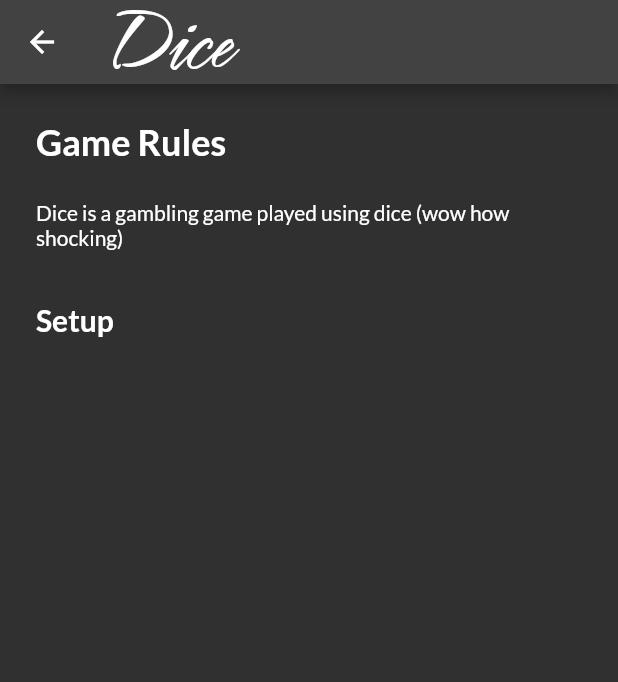
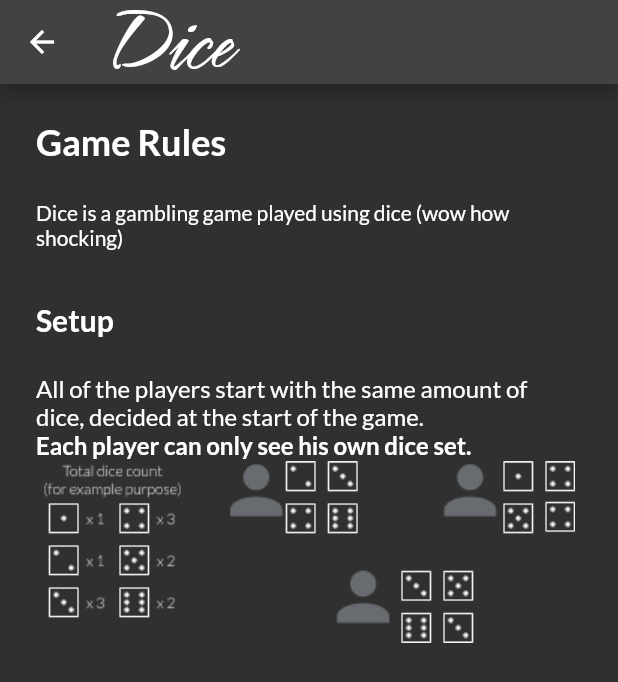
Before and after one commit to korenminchev/dice-fe, a Flutter app: the GameRulesPage screen opened by its route, on a phone screen of 412 x 824 dp. Shown: the top 682 px of the screen. Run offline on Flutter 3.47's test engine with Material 2 defaults, Android fonts, the phone set to English and light mode, and no system bars; our stand-ins replace bloc, dartz, equatable, flutter_bloc, flutter_svg, get_it; missing offline and left inert: dart:html; accounts and stored records are empty; generated files the repository leaves out were written again.

Commit message:
Added assets.

```diff
--- a/lib/features/game_rules/game_rules_page.dart
+++ b/lib/features/game_rules/game_rules_page.dart
@@ -1,5 +1,6 @@
 import 'package:dice_fe/core/widgets/app_bar_title.dart';
 import 'package:flutter/material.dart';
+import 'package:flutter_svg/svg.dart';
 
 class GameRulesPage extends StatelessWidget {
   const GameRulesPage({ Key? key }) : super(key: key);
@@ -18,11 +19,23 @@ class GameRulesPage extends StatelessWidget {
           child: Column(
 
             crossAxisAlignment: CrossAxisAlignment.stretch,
-            children: const [
-              Text("Game Rules", style: TextStyle(fontSize: 24, fontWeight: FontWeight.w700)),
-              SizedBox(height: 24),
-              Text("Dice is a gambling game played using dice (wow how shocking)\n\n"),
-              Text("Setup\n", style: TextStyle(fontSize: 20, fontWeight: FontWeight.w700)),
+            children: [
+              const Text("Game Rules", style: TextStyle(fontSize: 24, fontWeight: FontWeight.w700)),
+              const SizedBox(height: 24),
+              const Text("Dice is a gambling game played using dice (wow how shocking)\n\n"),
+              const Text("Setup\n", style: TextStyle(fontSize: 20, fontWeight: FontWeight.w700)),
+              const Text(
+                "All of the players start with the same amount of \n"
+                "dice, decided at the start of the game.",
+                style: TextStyle(fontSize: 16),
+              ),
+              const Text(
+                "Each player can only see his own dice set.",
+                style: TextStyle(fontSize: 16, fontWeight: FontWeight.w700)
+              ),
+              Image.asset(
+                "assets/images/initial_rules.png",
+              )
             ],
           ),
         )
--- a/pubspec.yaml
+++ b/pubspec.yaml
@@ -42,6 +42,7 @@ dependencies:
   web_socket_channel: ^2.2.0
   get_it: ^7.2.0
   equatable: ^2.0.3
+  flutter_svg: ^1.0.3
 
 dev_dependencies:
   flutter_test:
@@ -80,6 +81,8 @@ flutter:
 
   assets:
     - assets/images/dice_logo.png
+    - assets/images/initial_rules.svg
+    - assets/images/initial_rules.png
 
   fonts:
     - family: Lato
```
Also changed, not shown: assets/images/initial_rules.png (added), assets/images/initial_rules.svg (added).
